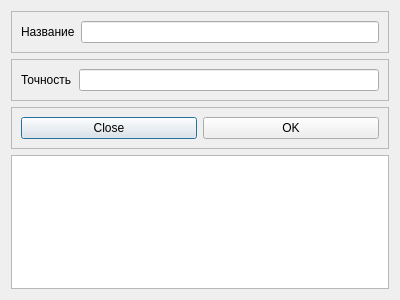
First picture: the form in source/dialog.ui, repository Recreatorms/ImageLabelTool, before the edit.
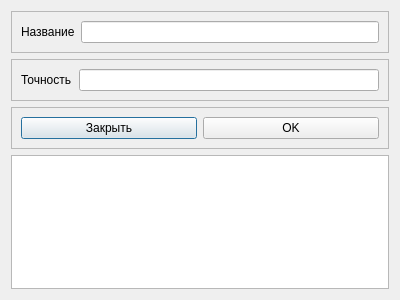
Second picture: the form after the edit.

```diff
--- a/source/dialog.ui
+++ b/source/dialog.ui
@@ -84,7 +84,7 @@
       <item>
        <widget class="QPushButton" name="buttonCancel">
         <property name="text">
-         <string>Close</string>
+         <string>Закрыть</string>
         </property>
        </widget>
       </item>
```
